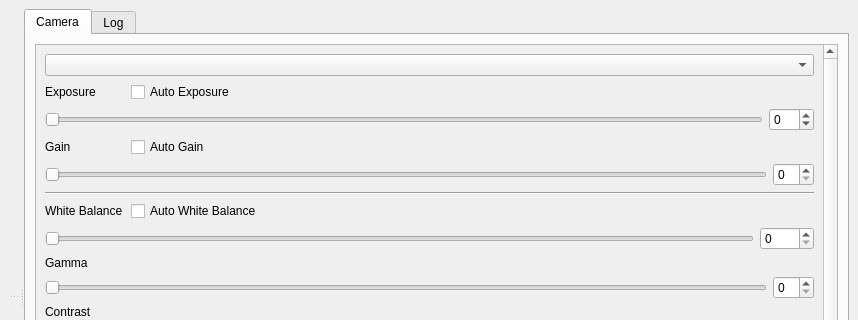
Before: the Qt Designer form Zwicky18/mainwindow.ui in christian-kardach/Zwicky18, drawn with Qt 5; both pictures show x 0 to 858 and y 0 to 320 of the 858 by 616 pixel window.
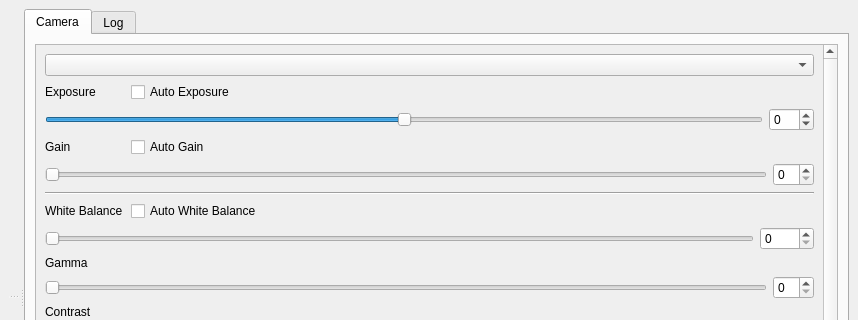
After: the same form once the commit is applied.

Commit message: ui connect for usbcameras

```diff
--- a/Zwicky18/mainwindow.ui
+++ b/Zwicky18/mainwindow.ui
@@ -117,6 +117,12 @@
                  <layout class="QHBoxLayout" name="horizontalLayout_3">
                   <item>
                    <widget class="QSlider" name="exposureSlider">
+                    <property name="minimum">
+                     <number>-50</number>
+                    </property>
+                    <property name="maximum">
+                     <number>50</number>
+                    </property>
                     <property name="orientation">
                      <enum>Qt::Horizontal</enum>
                     </property>
```
Left out of the diff: 400 changed lines with no effect on the pictures. The commit also changes 4 other files.
